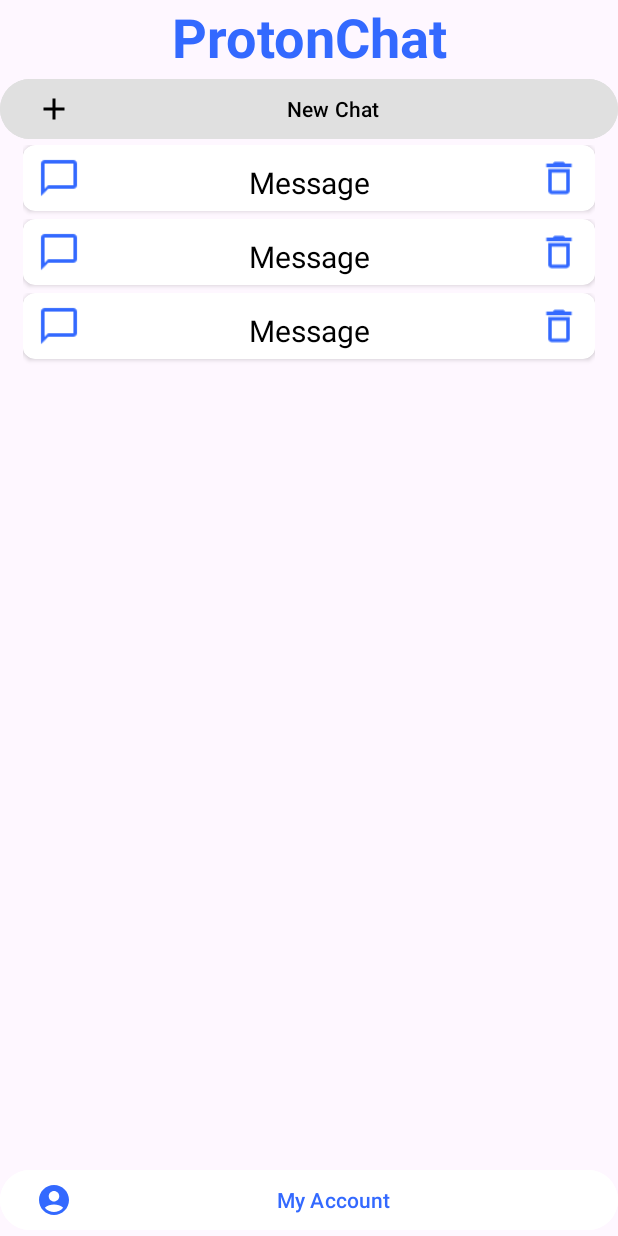
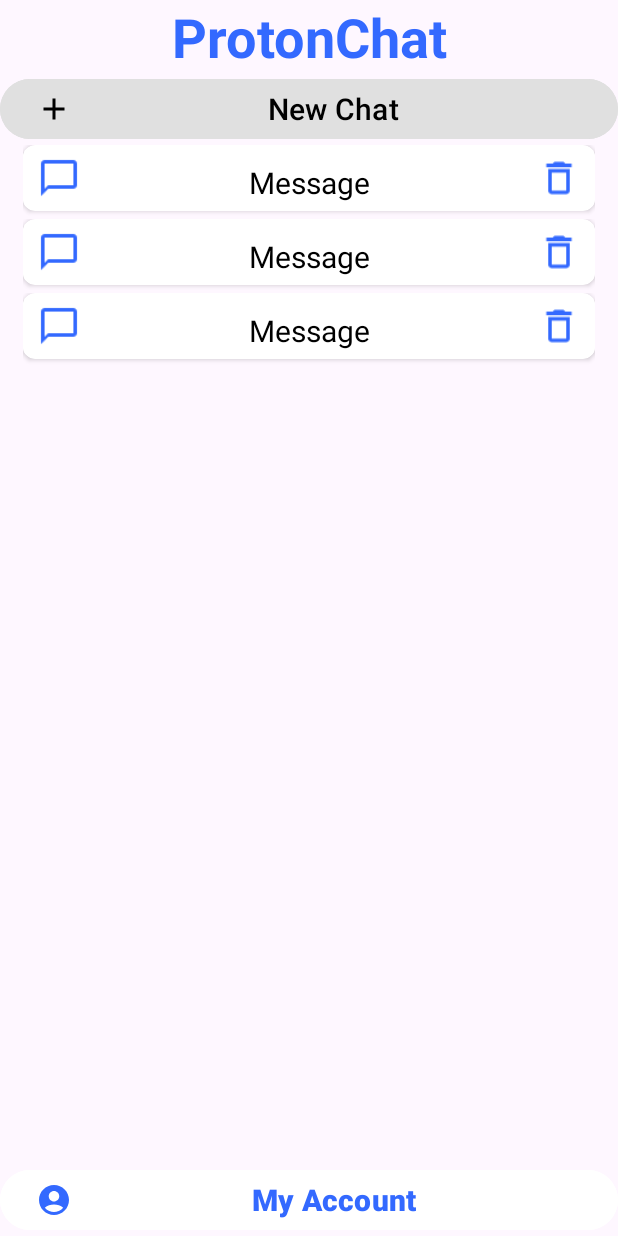
Before and after one commit to Rakesh-Kumar-Talam/AAD_Project, an Android app: the layout activity_main2.xml on its own in the app's theme, with its tools: preview values and no code run, on a phone screen of 412 x 824 dp. Run offline under Robolectric (Android 15) with nearby library versions, the phone set to English and light mode, and no system bars.

Commit message:
small change
Signed-off-by: ramadarshk <ramadarsh.3545@gmail.com>

```diff
--- a/app/src/main/res/layout/activity_main2.xml
+++ b/app/src/main/res/layout/activity_main2.xml
@@ -30,6 +30,7 @@
         android:drawableLeft="@drawable/add_icon"
         android:text="New Chat"
         android:textColor="@color/black"
+        android:textSize="20sp"
         app:layout_constraintBottom_toTopOf="@+id/recyclerView"
         app:layout_constraintHorizontal_bias="0.5"
         app:layout_constraintLeft_toLeftOf="parent"
@@ -60,6 +61,8 @@
         android:strokeWidth="@dimen/one_dp"
         android:text="My Account"
         android:textColor="@color/blue"
+        android:textSize="20sp"
+        android:textStyle="bold"
         app:layout_constraintBottom_toBottomOf="parent"
         app:layout_constraintEnd_toEndOf="parent"
         app:layout_constraintHorizontal_bias="0.5"
--- a/app/src/main/res/layout/recycler_row.xml
+++ b/app/src/main/res/layout/recycler_row.xml
@@ -59,11 +59,11 @@
                 android:text="Message"
                 android:textAlignment="center"
                 android:textColor="@color/black"
-                android:textSize="20dp"
+                android:textSize="20sp"
                 app:layout_constraintBottom_toBottomOf="parent"
                 app:layout_constraintEnd_toStartOf="@+id/imageButton5"
                 app:layout_constraintStart_toEndOf="@+id/imageButton4"
-                app:layout_constraintTop_toTopOf="parent"  />
+                app:layout_constraintTop_toTopOf="parent" />
 
             <ImageButton
                 android:id="@+id/imageButton5"
--- a/app/src/main/res/values/themes.xml
+++ b/app/src/main/res/values/themes.xml
@@ -1,6 +1,6 @@
 <resources xmlns:tools="http://schemas.android.com/tools">
     <!-- Base application theme. -->
-    <style name="Base.Theme.AAD_Project" parent="Theme.Material3.DayNight.NoActionBar">
+    <style name="Base.Theme.AAD_Project" parent="Theme.Material3.DayNight">
         <!-- Customize your light theme here. -->
         <!-- <item name="colorPrimary">@color/my_light_primary</item> -->
     </style>
```
